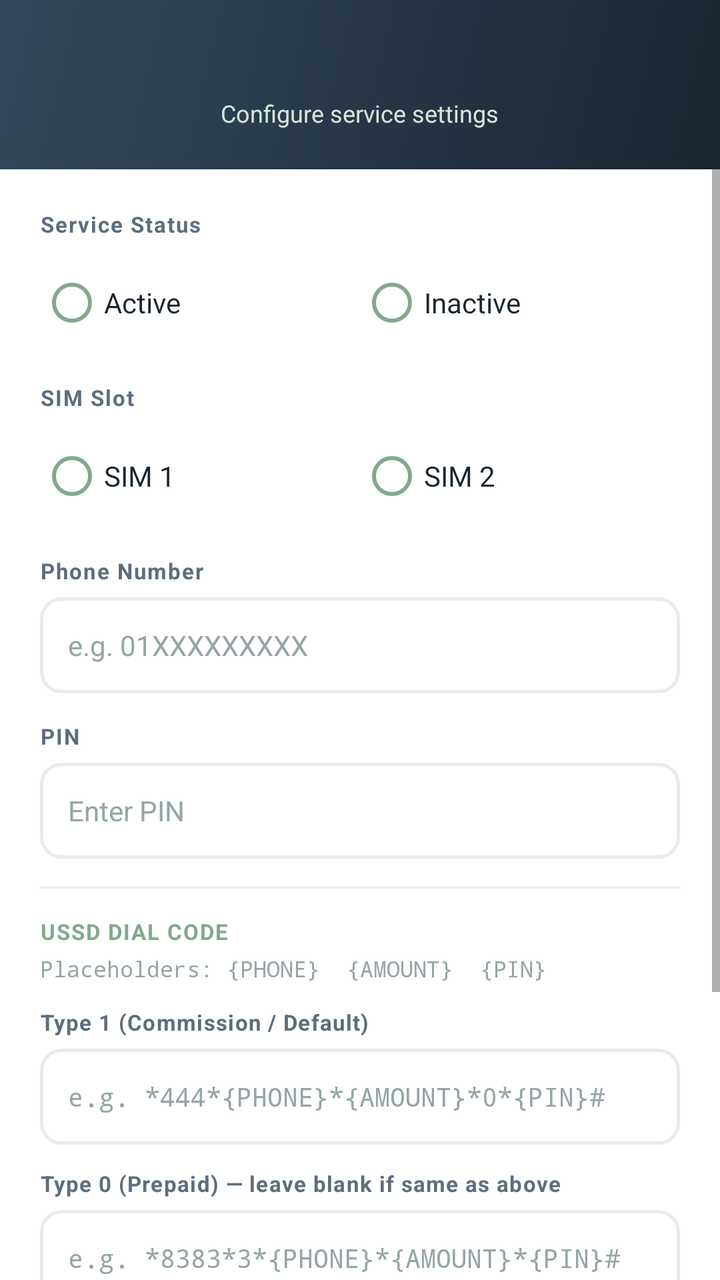
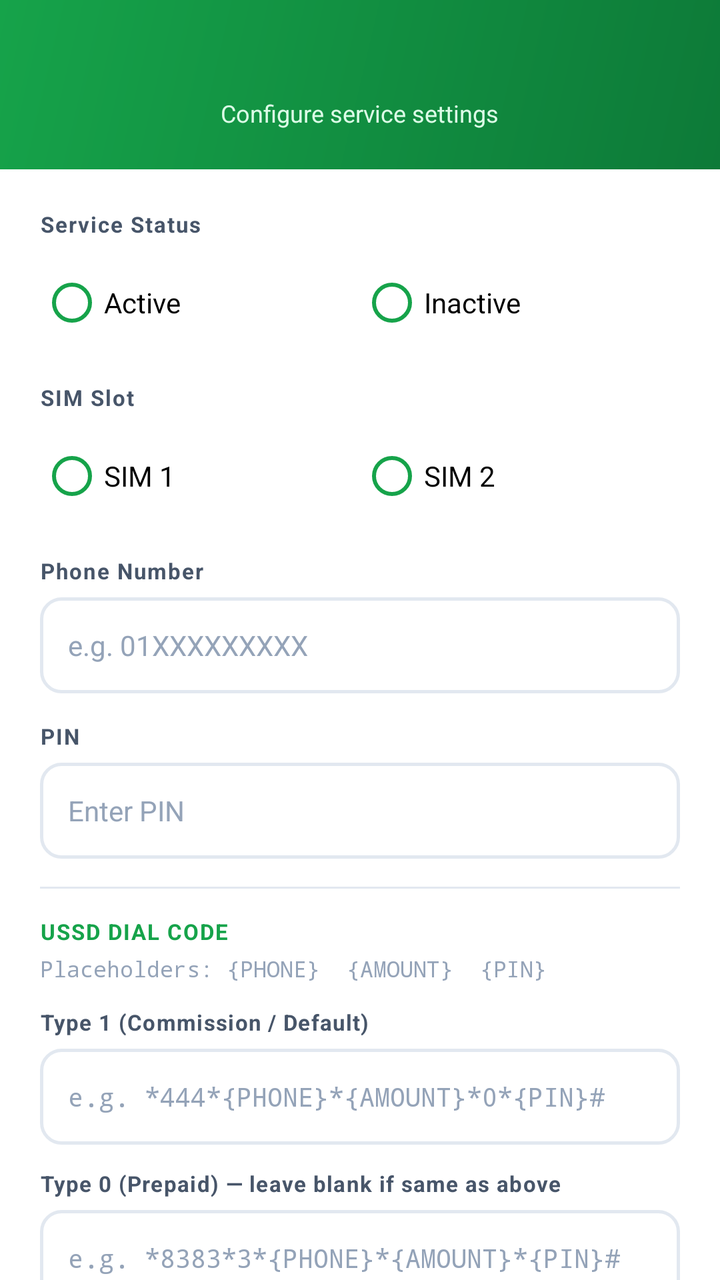

An Android layout rendered at two revisions. The XML below is the earlier revision; the diff shows what the commit changed to produce the second picture.
<!-- AndroidManifest.xml: application theme AppTheme -->
<!-- res/layout/dialog_service_edit.xml -->
<?xml version="1.0" encoding="utf-8"?>
<LinearLayout xmlns:android="http://schemas.android.com/apk/res/android"
    xmlns:app="http://schemas.android.com/apk/res-auto"
    android:layout_width="match_parent"
    android:layout_height="wrap_content"
    android:orientation="vertical"
    android:background="@color/surface">

    
    <LinearLayout
        android:layout_width="match_parent"
        android:layout_height="wrap_content"
        android:orientation="vertical"
        android:background="@drawable/bg_gradient_header"
        android:paddingTop="20dp"
        android:paddingBottom="20dp"
        android:paddingStart="20dp"
        android:paddingEnd="20dp"
        android:gravity="center">

        <TextView
            android:id="@+id/dialogServiceTitle"
            android:layout_width="match_parent"
            android:layout_height="wrap_content"
            android:gravity="center"
            android:textStyle="bold"
            android:textSize="18sp"
            android:textColor="#FFFFFF"
            android:letterSpacing="0.02"/>

        <TextView
            android:layout_width="wrap_content"
            android:layout_height="wrap_content"
            android:text="Configure service settings"
            android:textSize="12sp"
            android:textColor="@color/teal_light"
            android:layout_marginTop="4dp"/>

    </LinearLayout>

    
    <ScrollView
        android:layout_width="match_parent"
        android:layout_height="wrap_content"
        android:fillViewport="false">

    <LinearLayout
        android:layout_width="match_parent"
        android:layout_height="wrap_content"
        android:orientation="vertical"
        android:padding="20dp">

        
        <TextView
            android:layout_width="match_parent"
            android:layout_height="wrap_content"
            android:text="Service Status"
            android:textSize="11sp"
            android:textColor="@color/text_secondary"
            android:textStyle="bold"
            android:letterSpacing="0.06"
            android:layout_marginBottom="8dp"/>

        <RadioGroup
            android:id="@+id/dialogStatusRg"
            android:layout_width="match_parent"
            android:layout_height="wrap_content"
            android:orientation="horizontal"
            android:layout_marginBottom="16dp">

            <RadioButton
                android:id="@+id/dialogActiveRb"
                android:layout_width="0dp"
                android:layout_height="wrap_content"
                android:layout_weight="1"
                android:text="Active"
                android:textSize="14sp"
                android:textColor="@color/text_primary"
                android:buttonTint="@color/teal_primary"/>

            <RadioButton
                android:id="@+id/dialogInactiveRb"
                android:layout_width="0dp"
                android:layout_height="wrap_content"
                android:layout_weight="1"
                android:text="Inactive"
                android:textSize="14sp"
                android:textColor="@color/text_primary"
                android:buttonTint="@color/teal_primary"/>
        </RadioGroup>

        
        <TextView
            android:layout_width="match_parent"
            android:layout_height="wrap_content"
            android:text="SIM Slot"
            android:textSize="11sp"
            android:textColor="@color/text_secondary"
            android:textStyle="bold"
            android:letterSpacing="0.06"
            android:layout_marginBottom="8dp"/>

        <RadioGroup
            android:id="@+id/dialogSimRg"
            android:layout_width="match_parent"
            android:layout_height="wrap_content"
            android:orientation="horizontal"
            android:layout_marginBottom="16dp">

            <RadioButton
                android:id="@+id/dialogSim1Rb"
                android:layout_width="0dp"
                android:layout_height="wrap_content"
                android:layout_weight="1"
                android:text="SIM 1"
                android:textSize="14sp"
                android:textColor="@color/text_primary"
                android:buttonTint="@color/teal_primary"/>

            <RadioButton
                android:id="@+id/dialogSim2Rb"
                android:layout_width="0dp"
                android:layout_height="wrap_content"
                android:layout_weight="1"
                android:text="SIM 2"
                android:textSize="14sp"
                android:textColor="@color/text_primary"
                android:buttonTint="@color/teal_primary"/>
        </RadioGroup>

        
        <TextView
            android:layout_width="match_parent"
            android:layout_height="wrap_content"
            android:text="Phone Number"
            android:textSize="11sp"
            android:textColor="@color/text_secondary"
            android:textStyle="bold"
            android:letterSpacing="0.06"
            android:layout_marginBottom="6dp"/>

        <EditText
            android:id="@+id/dialogNumberEt"
            android:layout_width="match_parent"
            android:layout_height="48dp"
            android:hint="e.g. 01XXXXXXXXX"
            android:inputType="phone"
            android:paddingStart="14dp"
            android:paddingEnd="14dp"
            android:textSize="14sp"
            android:textColor="@color/text_primary"
            android:textColorHint="@color/text_hint"
            android:background="@drawable/bg_rounded_input"
            android:layout_marginBottom="14dp"/>

        
        <TextView
            android:layout_width="match_parent"
            android:layout_height="wrap_content"
            android:text="PIN"
            android:textSize="11sp"
            android:textColor="@color/text_secondary"
            android:textStyle="bold"
            android:letterSpacing="0.06"
            android:layout_marginBottom="6dp"/>

        <EditText
            android:id="@+id/dialogPinEt"
            android:layout_width="match_parent"
            android:layout_height="48dp"
            android:hint="Enter PIN"
            android:inputType="numberPassword"
            android:paddingStart="14dp"
            android:paddingEnd="14dp"
            android:textSize="14sp"
            android:textColor="@color/text_primary"
            android:textColorHint="@color/text_hint"
            android:background="@drawable/bg_rounded_input"
            android:layout_marginBottom="14dp"/>

        
        <View
            android:layout_width="match_parent"
            android:layout_height="1dp"
            android:background="@color/divider"
            android:layout_marginBottom="14dp"/>

        
        <TextView
            android:layout_width="match_parent"
            android:layout_height="wrap_content"
            android:text="USSD DIAL CODE"
            android:textSize="11sp"
            android:textColor="@color/teal_primary"
            android:textStyle="bold"
            android:letterSpacing="0.06"
            android:layout_marginBottom="4dp"/>

        <TextView
            android:layout_width="match_parent"
            android:layout_height="wrap_content"
            android:text="Placeholders: {PHONE}  {AMOUNT}  {PIN}"
            android:textSize="11sp"
            android:textColor="@color/text_hint"
            android:fontFamily="monospace"
            android:layout_marginBottom="12dp"/>

        <TextView
            android:layout_width="match_parent"
            android:layout_height="wrap_content"
            android:text="Type 1 (Commission / Default)"
            android:textSize="11sp"
            android:textColor="@color/text_secondary"
            android:textStyle="bold"
            android:letterSpacing="0.04"
            android:layout_marginBottom="6dp"/>

        <EditText
            android:id="@+id/dialogDialCode1Et"
            android:layout_width="match_parent"
            android:layout_height="48dp"
            android:hint="e.g. *444*{PHONE}*{AMOUNT}*0*{PIN}#"
            android:inputType="text"
            android:paddingStart="14dp"
            android:paddingEnd="14dp"
            android:textSize="13sp"
            android:fontFamily="monospace"
            android:textColor="@color/text_primary"
            android:textColorHint="@color/text_hint"
            android:background="@drawable/bg_rounded_input"
            android:layout_marginBottom="12dp"/>

        <TextView
            android:layout_width="match_parent"
            android:layout_height="wrap_content"
            android:text="Type 0 (Prepaid) — leave blank if same as above"
            android:textSize="11sp"
            android:textColor="@color/text_secondary"
            android:textStyle="bold"
            android:letterSpacing="0.04"
            android:layout_marginBottom="6dp"/>

        <EditText
            android:id="@+id/dialogDialCode0Et"
            android:layout_width="match_parent"
            android:layout_height="48dp"
            android:hint="e.g. *8383*3*{PHONE}*{AMOUNT}*{PIN}#"
            android:inputType="text"
            android:paddingStart="14dp"
            android:paddingEnd="14dp"
            android:textSize="13sp"
            android:fontFamily="monospace"
            android:textColor="@color/text_primary"
            android:textColorHint="@color/text_hint"
            android:background="@drawable/bg_rounded_input"
            android:layout_marginBottom="20dp"/>

        
        <View
            android:layout_width="match_parent"
            android:layout_height="1dp"
            android:background="@color/divider"
            android:layout_marginBottom="14dp"/>

        
        <LinearLayout
            android:layout_width="match_parent"
            android:layout_height="wrap_content"
            android:orientation="horizontal"
            android:gravity="center_vertical"
            android:layout_marginBottom="4dp">

            <TextView
                android:layout_width="0dp"
                android:layout_height="wrap_content"
                android:layout_weight="1"
                android:text="SCHEDULE"
                android:textSize="11sp"
                android:textColor="@color/teal_primary"
                android:textStyle="bold"
                android:letterSpacing="0.06"/>

            <androidx.appcompat.widget.SwitchCompat
                android:id="@+id/dialogScheduleSw"
                android:layout_width="wrap_content"
                android:layout_height="wrap_content"/>

        </LinearLayout>

        <TextView
            android:layout_width="match_parent"
            android:layout_height="wrap_content"
            android:text="Auto enable/disable this service on a daily time window"
            android:textSize="11sp"
            android:textColor="@color/text_hint"
            android:layout_marginBottom="12dp"/>

        
        <LinearLayout
            android:id="@+id/scheduleTimeContainer"
            android:layout_width="match_parent"
            android:layout_height="wrap_content"
            android:orientation="vertical"
            android:visibility="gone"
            android:layout_marginBottom="16dp">

            
            <LinearLayout
                android:layout_width="match_parent"
                android:layout_height="wrap_content"
                android:orientation="horizontal"
                android:gravity="center_vertical"
                android:layout_marginBottom="10dp">

                <TextView
                    android:layout_width="0dp"
                    android:layout_height="wrap_content"
                    android:layout_weight="1"
                    android:text="Enable At"
                    android:textSize="13sp"
                    android:textColor="@color/text_secondary"
                    android:textStyle="bold"/>

                <TextView
                    android:id="@+id/dialogScheduleStartTv"
                    android:layout_width="96dp"
                    android:layout_height="40dp"
                    android:gravity="center"
                    android:hint="--:--"
                    android:textSize="15sp"
                    android:textColor="@color/text_primary"
                    android:textColorHint="@color/text_hint"
                    android:fontFamily="monospace"
                    android:background="@drawable/bg_rounded_input"/>

            </LinearLayout>

            
            <LinearLayout
                android:layout_width="match_parent"
                android:layout_height="wrap_content"
                android:orientation="horizontal"
                android:gravity="center_vertical">

                <TextView
                    android:layout_width="0dp"
                    android:layout_height="wrap_content"
                    android:layout_weight="1"
                    android:text="Disable At"
                    android:textSize="13sp"
                    android:textColor="@color/text_secondary"
                    android:textStyle="bold"/>

                <TextView
                    android:id="@+id/dialogScheduleEndTv"
                    android:layout_width="96dp"
                    android:layout_height="40dp"
                    android:gravity="center"
                    android:hint="--:--"
                    android:textSize="15sp"
                    android:textColor="@color/text_primary"
                    android:textColorHint="@color/text_hint"
                    android:fontFamily="monospace"
                    android:background="@drawable/bg_rounded_input"/>

            </LinearLayout>

        </LinearLayout>

        
        <LinearLayout
            android:layout_width="match_parent"
            android:layout_height="wrap_content"
            android:orientation="horizontal">

            <Button
                android:id="@+id/dialogCancelBtn"
                android:layout_width="0dp"
                android:layout_height="48dp"
                android:layout_weight="1"
                android:text="Cancel"
                android:textColor="@color/text_secondary"
                android:textSize="15sp"
                android:textStyle="bold"
                android:background="@drawable/bg_btn_cancel"
                android:layout_marginEnd="8dp"
                android:insetTop="0dp"
                android:insetBottom="0dp"/>

            <Button
                android:id="@+id/dialogUpdateBtn"
                android:layout_width="0dp"
                android:layout_height="48dp"
                android:layout_weight="1"
                android:text="Save"
                android:textColor="#FFFFFF"
                android:textSize="15sp"
                android:textStyle="bold"
                android:background="@drawable/bg_btn_confirm"
                android:layout_marginStart="8dp"
                android:insetTop="0dp"
                android:insetBottom="0dp"/>

        </LinearLayout>
    </LinearLayout>
    </ScrollView>
</LinearLayout>
<!-- resources referenced by this layout -->
<resources>
  <color name="divider">#E8ECF0</color>
  <color name="surface">#FFFFFF</color>
  <color name="teal_light">#D4E6D9</color>
  <color name="teal_primary">#82A98D</color>
  <color name="text_hint">#95A5A6</color>
  <color name="text_primary">#1A252F</color>
  <color name="text_secondary">#5D6D7E</color>
  <!-- drawable bg_btn_cancel (drawable) -->
  <?xml version="1.0" encoding="utf-8"?>
  <shape xmlns:android="http://schemas.android.com/apk/res/android">
      <corners android:radius="10dp"/>
      <solid android:color="#F3F4F6"/>
  </shape>
  <!-- drawable bg_btn_confirm (drawable) -->
  <?xml version="1.0" encoding="utf-8"?>
  <shape xmlns:android="http://schemas.android.com/apk/res/android">
      <corners android:radius="10dp"/>
      <gradient
          android:startColor="@color/teal_primary"
          android:endColor="#00695C"
          android:angle="90"/>
  </shape>
  <!-- drawable bg_gradient_header (drawable) -->
  <?xml version="1.0" encoding="utf-8"?>
  <shape xmlns:android="http://schemas.android.com/apk/res/android">
      <gradient
          android:startColor="@color/header_start"
          android:endColor="@color/header_end"
          android:angle="135"
          android:type="linear"/>
  </shape>
  <!-- drawable bg_rounded_input (drawable) -->
  <?xml version="1.0" encoding="utf-8"?>
  <shape xmlns:android="http://schemas.android.com/apk/res/android">
      <corners android:radius="10dp"/>
      <stroke android:color="@color/divider" android:width="1.5dp"/>
      <solid android:color="@color/surface"/>
  </shape>
  <style name="AppTheme" parent="Theme.MaterialComponents.Light.DarkActionBar">
          <item name="colorPrimary">@color/colorPrimary</item>
          <item name="colorPrimaryDark">@color/colorPrimaryDark</item>
          <item name="colorAccent">@color/colorAccent</item>
          <item name="android:windowBackground">@color/bg_screen</item>
          <item name="android:statusBarColor">@color/colorPrimaryDark</item>
          <item name="elevationOverlayEnabled">true</item>
      </style>
  <color name="header_start">#1A252F</color>
  <color name="header_end">#34495E</color>
  <color name="colorPrimary">#2C3E50</color>
  <color name="colorPrimaryDark">#1A252F</color>
  <color name="colorAccent">#82A98D</color>
  <color name="bg_screen">#F8FAFB</color>
</resources>

<!-- the commit's change to res/layout/dialog_service_edit.xml (unified diff, before → after) -->
@@ -4,7 +4,7 @@
     android:layout_width="match_parent"
     android:layout_height="wrap_content"
     android:orientation="vertical"
-    android:background="@color/surface">
+    android:background="?attr/colorSurface">
 
     
     <LinearLayout
@@ -75,8 +75,8 @@
                 android:layout_weight="1"
                 android:text="Active"
                 android:textSize="14sp"
-                android:textColor="@color/text_primary"
-                android:buttonTint="@color/teal_primary"/>
+                android:textColor="?attr/colorOnSurface"
+                android:buttonTint="?attr/colorPrimary"/>
 
             <RadioButton
                 android:id="@+id/dialogInactiveRb"
@@ -85,8 +85,8 @@
                 android:layout_weight="1"
                 android:text="Inactive"
                 android:textSize="14sp"
-                android:textColor="@color/text_primary"
-                android:buttonTint="@color/teal_primary"/>
+                android:textColor="?attr/colorOnSurface"
+                android:buttonTint="?attr/colorPrimary"/>
         </RadioGroup>
 
         
@@ -114,8 +114,8 @@
                 android:layout_weight="1"
                 android:text="SIM 1"
                 android:textSize="14sp"
-                android:textColor="@color/text_primary"
-                android:buttonTint="@color/teal_primary"/>
+                android:textColor="?attr/colorOnSurface"
+                android:buttonTint="?attr/colorPrimary"/>
 
             <RadioButton
                 android:id="@+id/dialogSim2Rb"
@@ -124,8 +124,8 @@
                 android:layout_weight="1"
                 android:text="SIM 2"
                 android:textSize="14sp"
-                android:textColor="@color/text_primary"
-                android:buttonTint="@color/teal_primary"/>
+                android:textColor="?attr/colorOnSurface"
+                android:buttonTint="?attr/colorPrimary"/>
         </RadioGroup>
 
         
@@ -148,7 +148,7 @@
             android:paddingStart="14dp"
             android:paddingEnd="14dp"
             android:textSize="14sp"
-            android:textColor="@color/text_primary"
+            android:textColor="?attr/colorOnSurface"
             android:textColorHint="@color/text_hint"
             android:background="@drawable/bg_rounded_input"
             android:layout_marginBottom="14dp"/>
@@ -173,7 +173,7 @@
             android:paddingStart="14dp"
             android:paddingEnd="14dp"
             android:textSize="14sp"
-            android:textColor="@color/text_primary"
+            android:textColor="?attr/colorOnSurface"
             android:textColorHint="@color/text_hint"
             android:background="@drawable/bg_rounded_input"
             android:layout_marginBottom="14dp"/>
@@ -191,7 +191,7 @@
             android:layout_height="wrap_content"
             android:text="USSD DIAL CODE"
             android:textSize="11sp"
-            android:textColor="@color/teal_primary"
+            android:textColor="?attr/colorPrimary"
             android:textStyle="bold"
             android:letterSpacing="0.06"
             android:layout_marginBottom="4dp"/>
@@ -225,7 +225,7 @@
             android:paddingEnd="14dp"
             android:textSize="13sp"
             android:fontFamily="monospace"
-            android:textColor="@color/text_primary"
+            android:textColor="?attr/colorOnSurface"
             android:textColorHint="@color/text_hint"
             android:background="@drawable/bg_rounded_input"
             android:layout_marginBottom="12dp"/>
@@ -250,7 +250,7 @@
             android:paddingEnd="14dp"
             android:textSize="13sp"
             android:fontFamily="monospace"
-            android:textColor="@color/text_primary"
+            android:textColor="?attr/colorOnSurface"
             android:textColorHint="@color/text_hint"
             android:background="@drawable/bg_rounded_input"
             android:layout_marginBottom="20dp"/>
@@ -276,7 +276,7 @@
                 android:layout_weight="1"
                 android:text="SCHEDULE"
                 android:textSize="11sp"
-                android:textColor="@color/teal_primary"
+                android:textColor="?attr/colorPrimary"
                 android:textStyle="bold"
                 android:letterSpacing="0.06"/>
 
@@ -328,7 +328,7 @@
                     android:gravity="center"
                     android:hint="--:--"
                     android:textSize="15sp"
-                    android:textColor="@color/text_primary"
+                    android:textColor="?attr/colorOnSurface"
                     android:textColorHint="@color/text_hint"
                     android:fontFamily="monospace"
                     android:background="@drawable/bg_rounded_input"/>
@@ -358,7 +358,7 @@
                     android:gravity="center"
                     android:hint="--:--"
                     android:textSize="15sp"
-                    android:textColor="@color/text_primary"
+                    android:textColor="?attr/colorOnSurface"
                     android:textColorHint="@color/text_hint"
                     android:fontFamily="monospace"
                     android:background="@drawable/bg_rounded_input"/>
<!-- resource entries referenced after the edit -->
@@ -1,12 +1,11 @@
 <!-- resources referenced by this layout -->
 <resources>
-  <color name="divider">#E8ECF0</color>
+  <color name="divider">#E2E8F0</color>
   <color name="surface">#FFFFFF</color>
-  <color name="teal_light">#D4E6D9</color>
-  <color name="teal_primary">#82A98D</color>
-  <color name="text_hint">#95A5A6</color>
-  <color name="text_primary">#1A252F</color>
-  <color name="text_secondary">#5D6D7E</color>
+  <color name="teal_light">#DCFCE7</color>
+  <color name="teal_primary">#22C55E</color>
+  <color name="text_hint">#94A3B8</color>
+  <color name="text_secondary">#475569</color>
   <!-- drawable bg_btn_cancel (drawable) -->
   <?xml version="1.0" encoding="utf-8"?>
   <shape xmlns:android="http://schemas.android.com/apk/res/android">
@@ -45,12 +44,16 @@
           <item name="android:windowBackground">@color/bg_screen</item>
           <item name="android:statusBarColor">@color/colorPrimaryDark</item>
           <item name="elevationOverlayEnabled">true</item>
+          <item name="actionMenuTextColor">@android:color/white</item>
+          <item name="android:actionMenuTextColor">@android:color/white</item>
+          <item name="colorControlNormal">@android:color/white</item>
+          <item name="android:textColorPrimary">@android:color/white</item>
       </style>
-  <color name="header_start">#1A252F</color>
-  <color name="header_end">#34495E</color>
-  <color name="colorPrimary">#2C3E50</color>
-  <color name="colorPrimaryDark">#1A252F</color>
-  <color name="colorAccent">#82A98D</color>
-  <color name="bg_screen">#F8FAFB</color>
+  <color name="header_start">#0D7A38</color>
+  <color name="header_end">#16A34A</color>
+  <color name="colorPrimary">#16A34A</color>
+  <color name="colorPrimaryDark">#0D7A38</color>
+  <color name="colorAccent">#22C55E</color>
+  <color name="bg_screen">#F8FAFC</color>
 </resources>
 
